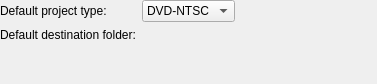
Before: the Qt Designer form src/kmfoptions.ui in google-code-export/kmediafactory, drawn with Qt 5.
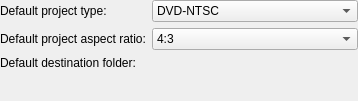
After: the same form once the commit is applied. Custom widgets are drawn as their Qt base class.

Commit message: - Add aspect ratio to project options - so that the menus, and previews, can be generated with correct aspect ratio. - when using 16:9 ratio, set the widescreen=nopanscan so that widescreen menus/video are widescreen even on 4:3 tvs.

Patch:
```diff
--- a/src/kmfoptions.ui
+++ b/src/kmfoptions.ui
@@ -6,17 +6,14 @@
    <rect>
     <x>0</x>
     <y>0</y>
-    <width>377</width>
-    <height>84</height>
+    <width>358</width>
+    <height>101</height>
    </rect>
   </property>
   <property name="windowTitle">
    <string>KMediaFactory Settings</string>
   </property>
   <layout class="QFormLayout" name="formLayout">
-   <property name="fieldGrowthPolicy">
-    <enum>QFormLayout::ExpandingFieldsGrow</enum>
-   </property>
    <property name="margin">
     <number>0</number>
    </property>
@@ -48,6 +45,33 @@
     </widget>
    </item>
    <item row="1" column="0">
+    <widget class="QLabel" name="aspectLabel">
+     <property name="text">
+      <string>Default project aspect ratio:</string>
+     </property>
+     <property name="wordWrap">
+      <bool>false</bool>
+     </property>
+     <property name="buddy">
+      <cstring>kcfg_DefaultAspectRatio</cstring>
+     </property>
+    </widget>
+   </item>
+   <item row="1" column="1">
+    <widget class="QComboBox" name="kcfg_DefaultAspectRatio">
+     <item>
+      <property name="text">
+       <string>4:3</string>
+      </property>
+     </item>
+     <item>
+      <property name="text">
+       <string>16:9</string>
+      </property>
+     </item>
+    </widget>
+   </item>
+   <item row="2" column="0">
     <widget class="QLabel" name="directoryLabel">
      <property name="text">
       <string>Default destination folder:</string>
```
Left out of the diff: 7 changed lines with no effect on the pictures. The commit also changes 12 other files.
